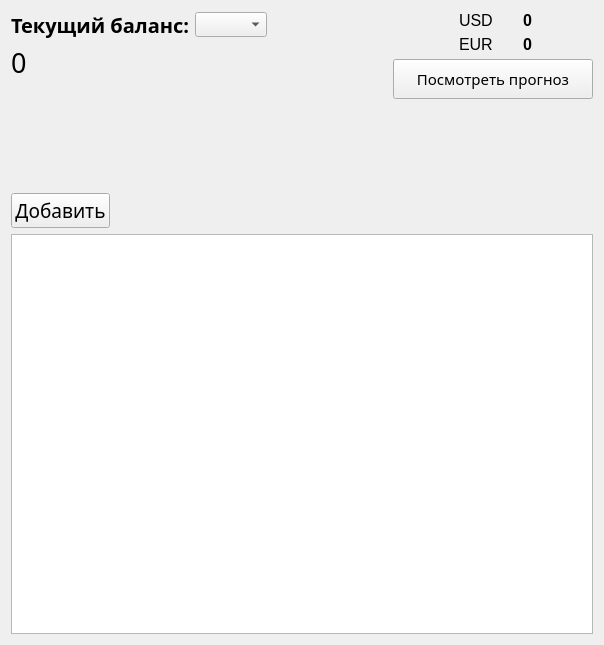
Qt form wind.ui (volodout/InvestCalc) before a commit.
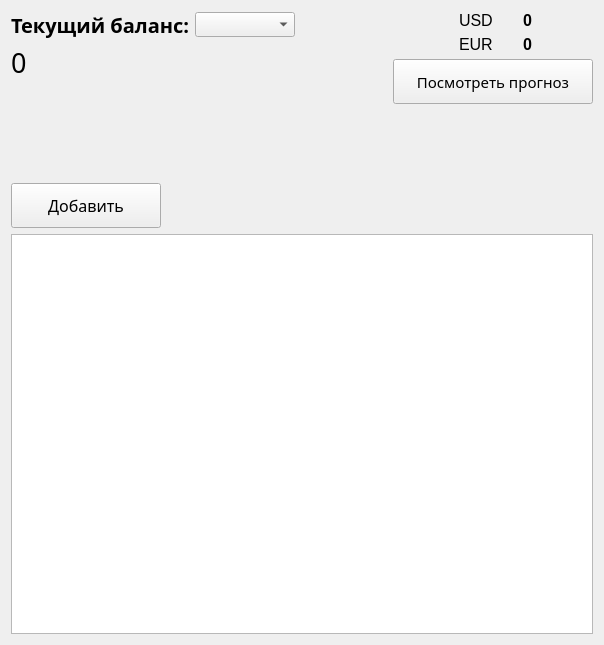
The same form after that commit.

```diff
--- a/wind.ui
+++ b/wind.ui
@@ -45,6 +45,12 @@
            </item>
            <item>
             <widget class="QComboBox" name="currency_combobox">
+             <property name="minimumSize">
+              <size>
+               <width>100</width>
+               <height>0</height>
+              </size>
+             </property>
              <property name="font">
               <font>
                <family>Bahnschrift SemiBold</family>
@@ -199,7 +205,7 @@
              <property name="minimumSize">
               <size>
                <width>200</width>
-               <height>40</height>
+               <height>45</height>
               </size>
              </property>
              <property name="maximumSize">
@@ -246,10 +252,16 @@
       <layout class="QHBoxLayout" name="horizontalLayout">
        <item>
         <widget class="QPushButton" name="btn_new">
+         <property name="minimumSize">
+          <size>
+           <width>150</width>
+           <height>45</height>
+          </size>
+         </property>
          <property name="font">
           <font>
            <family>Bahnschrift SemiBold</family>
-           <pointsize>14</pointsize>
+           <pointsize>12</pointsize>
           </font>
          </property>
          <property name="text">
```
